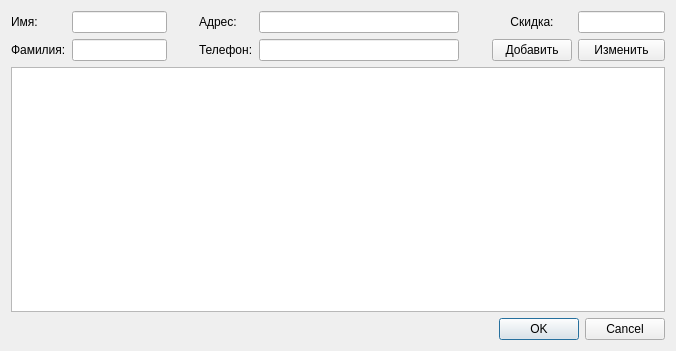
Before: the Qt Designer form src/ClientsDialog.ui in kiselev-dmitrii/climberdb, drawn with Qt 5.
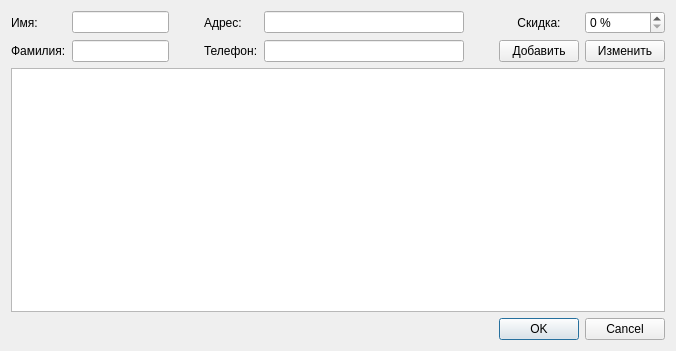
After: the same form once the commit is applied.

Commit message: ClientDialog can load list of clients

What changed in the file:
```diff
--- a/src/ClientsDialog.ui
+++ b/src/ClientsDialog.ui
@@ -16,16 +16,6 @@
   <layout class="QVBoxLayout" name="verticalLayout">
    <item>
     <layout class="QGridLayout" name="gltAddNew">
-     <item row="1" column="6">
-      <widget class="QLabel" name="lblDiscount">
-       <property name="text">
-        <string>Скидка:</string>
-       </property>
-       <property name="alignment">
-        <set>Qt::AlignCenter</set>
-       </property>
-      </widget>
-     </item>
      <item row="1" column="5">
       <spacer name="spacer2">
        <property name="orientation">
@@ -139,16 +129,6 @@
        </property>
       </spacer>
      </item>
-     <item row="1" column="7">
-      <widget class="QLineEdit" name="edtDiscount">
-       <property name="maximumSize">
-        <size>
-         <width>100</width>
-         <height>16777215</height>
-        </size>
-       </property>
-      </widget>
-     </item>
      <item row="2" column="7">
       <widget class="QPushButton" name="btnChange">
        <property name="text">
@@ -156,10 +136,37 @@
        </property>
       </widget>
      </item>
+     <item row="1" column="6">
+      <widget class="QLabel" name="lblDiscount">
+       <property name="text">
+        <string>Скидка:</string>
+       </property>
+       <property name="alignment">
+        <set>Qt::AlignCenter</set>
+       </property>
+      </widget>
+     </item>
+     <item row="1" column="7">
+      <widget class="QSpinBox" name="spnDiscount">
+       <property name="suffix">
+        <string> %</string>
+       </property>
+       <property name="maximum">
+        <number>100</number>
+       </property>
+      </widget>
+     </item>
     </layout>
    </item>
    <item>
-    <widget class="QTableView" name="tvClients"/>
+    <widget class="QTableView" name="tvClients">
+     <attribute name="horizontalHeaderStretchLastSection">
+      <bool>true</bool>
+     </attribute>
+     <attribute name="verticalHeaderDefaultSectionSize">
+      <number>19</number>
+     </attribute>
+    </widget>
    </item>
    <item>
     <widget class="QDialogButtonBox" name="btnBox">
```
The commit also changes 8 other files.
